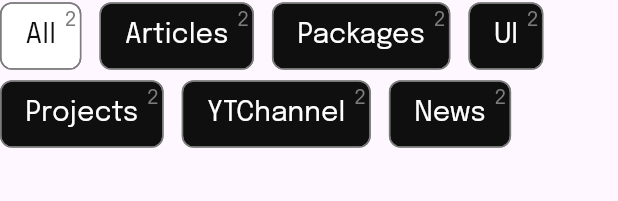
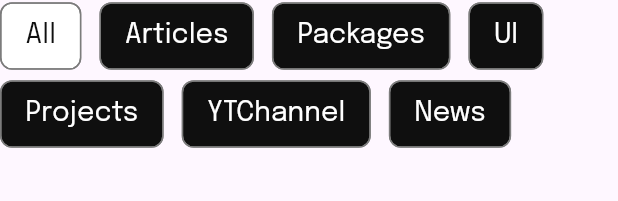
Before and after one commit to Ankit180898/flutter_resource_gallery, a Flutter app: the TabsView widget shown alone on an empty page, opened directly, on a phone screen of 412 x 824 dp. Shown: the top 201 px of the screen. Run offline on Flutter 3.47's test engine with Material 3 defaults, Android fonts, the phone set to English and light mode, and no system bars; our stand-ins replace flutter_dotenv, flutter_svg, get, google_fonts, lottie, supabase_flutter; accounts and stored records are empty; statements that could not run were skipped.

Commit message:
Some UI changes

```diff
--- a/lib/view/home/components/tabs_view.dart
+++ b/lib/view/home/components/tabs_view.dart
@@ -20,8 +20,7 @@ class TabsView extends StatelessWidget {
           onTap: () {
             controller.filterResourcesByCategory(category);
           },
-          child: Obx(() => Stack(
-            children: [
+          child: Obx(() =>
               Chip(
                     side: const BorderSide(color: iconColor),
                     label: Text(category,
@@ -34,9 +33,8 @@ class TabsView extends StatelessWidget {
                         ? textColor
                         : bgColor,
                   ),
-                  Positioned(right: 3, top: 3, child: Text("2",style: normalText(14, iconColor),))
-            ],
-          )),
+
+          ),
         );
       }).toList(),
     );
--- a/lib/view/home/home_screen.dart
+++ b/lib/view/home/home_screen.dart
@@ -1,4 +1,5 @@
 import 'package:flutter/material.dart';
+import 'package:flutter/widgets.dart';
 import 'package:flutter_resource_gallery/res/constants.dart';
 import 'package:flutter_resource_gallery/res/size_helpers.dart';
 import 'package:flutter_resource_gallery/view/home/components/footer_content.dart';
@@ -40,7 +41,8 @@ class HomeScreen extends StatelessWidget {
                   ? displayHeight(context) * 0.07
                   : displayHeight(context) * 0.06,
             ),
-            const SingleChildScrollView(child: ResourcesGrid()),
+            SingleChildScrollView(
+                controller: ScrollController(), child: const ResourcesGrid()),
             SizedBox(
               height: Responsive.isDesktop(context)
                   ? displayHeight(context) * 0.10
```
Also changed, not shown: lib/view/home/components/resources_grid.dart (+5 -7 lines).
